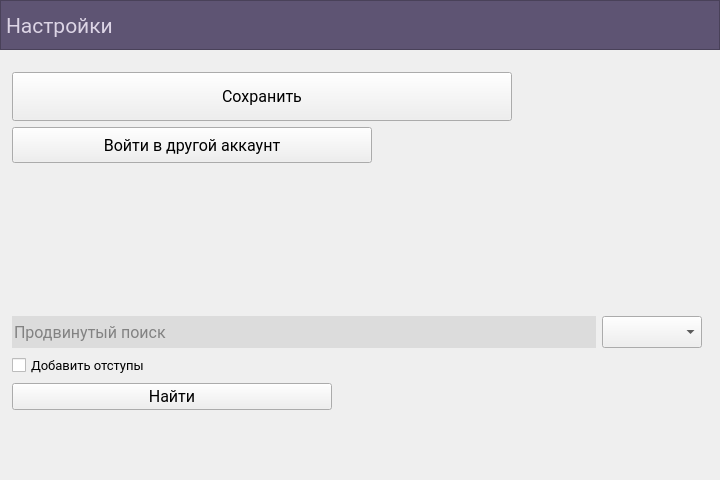
Old version of the form source/windows/SettingsForm.ui in the repository Y4r0z/BMSTU_Offline.
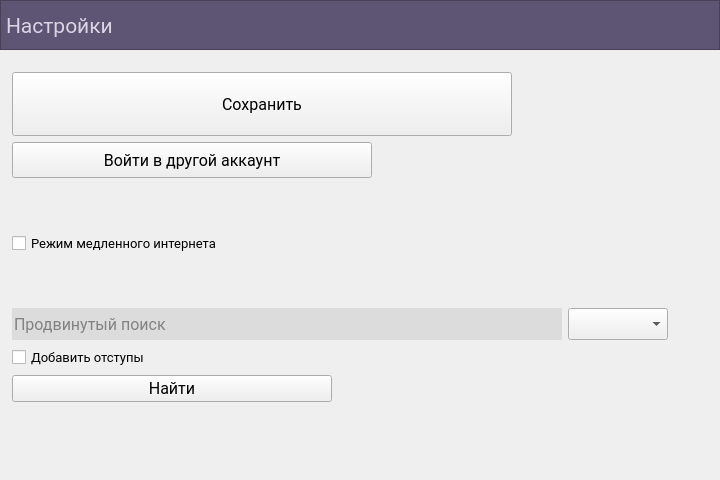
New version of the form.

Commit message:
Медленный режим
Добавлен режим медленного интернета. В этом режиме список будет подгружаться плавнее, чтобы избежать зависаний.
Режим позволяет программе работать удовлетворительно даже при скорости 10 КБ/С*.

Данный режим включается через настройки.

*Проверено с искусственным ограничением скорости.

```diff
--- a/source/windows/SettingsForm.ui
+++ b/source/windows/SettingsForm.ui
@@ -129,7 +129,7 @@
     </widget>
    </item>
    <item row="1" column="0">
-    <layout class="QGridLayout" name="gridLayout_2" rowstretch="1,1,3,1,1,1,0" columnstretch="100,100,1">
+    <layout class="QGridLayout" name="gridLayout_2" rowstretch="1,0,0,0,0,0,0,0,0,0,0" columnstretch="100,0,0">
      <property name="leftMargin">
       <number>12</number>
      </property>
@@ -142,7 +142,7 @@
      <property name="bottomMargin">
       <number>30</number>
      </property>
-     <item row="3" column="1">
+     <item row="7" column="1">
       <widget class="QComboBox" name="typeComboBox">
        <property name="minimumSize">
         <size>
@@ -173,7 +173,33 @@
        </property>
       </widget>
      </item>
-     <item row="2" column="0">
+     <item row="8" column="0">
+      <widget class="QCheckBox" name="addSpacesCheck">
+       <property name="font">
+        <font>
+         <family>Roboto</family>
+         <pointsize>10</pointsize>
+        </font>
+       </property>
+       <property name="text">
+        <string>Добавить отступы</string>
+       </property>
+      </widget>
+     </item>
+     <item row="10" column="0">
+      <spacer name="verticalSpacer">
+       <property name="orientation">
+        <enum>Qt::Vertical</enum>
+       </property>
+       <property name="sizeHint" stdset="0">
+        <size>
+         <width>20</width>
+         <height>40</height>
+        </size>
+       </property>
+      </spacer>
+     </item>
+     <item row="6" column="0">
       <spacer name="verticalSpacer_2">
        <property name="orientation">
         <enum>Qt::Vertical</enum>
@@ -186,7 +212,7 @@
        </property>
       </spacer>
      </item>
-     <item row="3" column="2">
+     <item row="7" column="2">
       <spacer name="horizontalSpacer">
        <property name="orientation">
         <enum>Qt::Horizontal</enum>
@@ -199,51 +225,7 @@
        </property>
       </spacer>
      </item>
-     <item row="0" column="0" colspan="2">
-      <widget class="QPushButton" name="saveSubjects">
-       <property name="sizePolicy">
-        <sizepolicy hsizetype="Preferred" vsizetype="Preferred">
-         <horstretch>0</horstretch>
-         <verstretch>0</verstretch>
-        </sizepolicy>
-       </property>
-       <property name="minimumSize">
-        <size>
-         <width>340</width>
-         <height>36</height>
-        </size>
-       </property>
-       <property name="maximumSize">
-        <size>
-         <width>500</width>
-         <height>16777215</height>
-        </size>
-       </property>
-       <property name="font">
-        <font>
-         <family>Roboto</family>
-         <pointsize>12</pointsize>
-        </font>
-       </property>
-       <property name="text">
-        <string>Сохранить</string>
-       </property>
-      </widget>
-     </item>
-     <item row="6" column="0">
-      <spacer name="verticalSpacer">
-       <property name="orientation">
-        <enum>Qt::Vertical</enum>
-       </property>
-       <property name="sizeHint" stdset="0">
-        <size>
-         <width>20</width>
-         <height>40</height>
-        </size>
-       </property>
-      </spacer>
-     </item>
-     <item row="3" column="0">
+     <item row="7" column="0">
       <widget class="QLineEdit" name="findEdit">
        <property name="minimumSize">
         <size>
@@ -277,7 +259,38 @@
        </property>
       </widget>
      </item>
-     <item row="5" column="0">
+     <item row="0" column="0" colspan="2">
+      <widget class="QPushButton" name="saveSubjects">
+       <property name="sizePolicy">
+        <sizepolicy hsizetype="Preferred" vsizetype="Preferred">
+         <horstretch>0</horstretch>
+         <verstretch>0</verstretch>
+        </sizepolicy>
+       </property>
+       <property name="minimumSize">
+        <size>
+         <width>340</width>
+         <height>36</height>
+        </size>
+       </property>
+       <property name="maximumSize">
+        <size>
+         <width>500</width>
+         <height>64</height>
+        </size>
+       </property>
+       <property name="font">
+        <font>
+         <family>Roboto</family>
+         <pointsize>12</pointsize>
+        </font>
+       </property>
+       <property name="text">
+        <string>Сохранить</string>
+       </property>
+      </widget>
+     </item>
+     <item row="9" column="0">
       <widget class="QPushButton" name="findButton">
        <property name="minimumSize">
         <size>
@@ -328,17 +341,40 @@
       </widget>
      </item>
      <item row="4" column="0">
-      <widget class="QCheckBox" name="addSpacesCheck">
-       <property name="font">
-        <font>
-         <family>Roboto</family>
-         <pointsize>10</pointsize>
-        </font>
+      <layout class="QVBoxLayout" name="verticalLayout">
+       <property name="spacing">
+        <number>0</number>
        </property>
-       <property name="text">
-        <string>Добавить отступы</string>
+       <item>
+        <widget class="QCheckBox" name="slowModeCheck">
+         <property name="font">
+          <font>
+           <family>Roboto</family>
+           <pointsize>10</pointsize>
+          </font>
+         </property>
+         <property name="toolTip">
+          <string>Подгрузка списка будет более плавной</string>
+         </property>
+         <property name="text">
+          <string>Режим медленного интернета</string>
+         </property>
+        </widget>
+       </item>
+      </layout>
+     </item>
+     <item row="2" column="0">
+      <spacer name="verticalSpacer_3">
+       <property name="orientation">
+        <enum>Qt::Vertical</enum>
        </property>
-      </widget>
+       <property name="sizeHint" stdset="0">
+        <size>
+         <width>20</width>
+         <height>40</height>
+        </size>
+       </property>
+      </spacer>
      </item>
     </layout>
    </item>
```
The commit also changes 6 other files.
